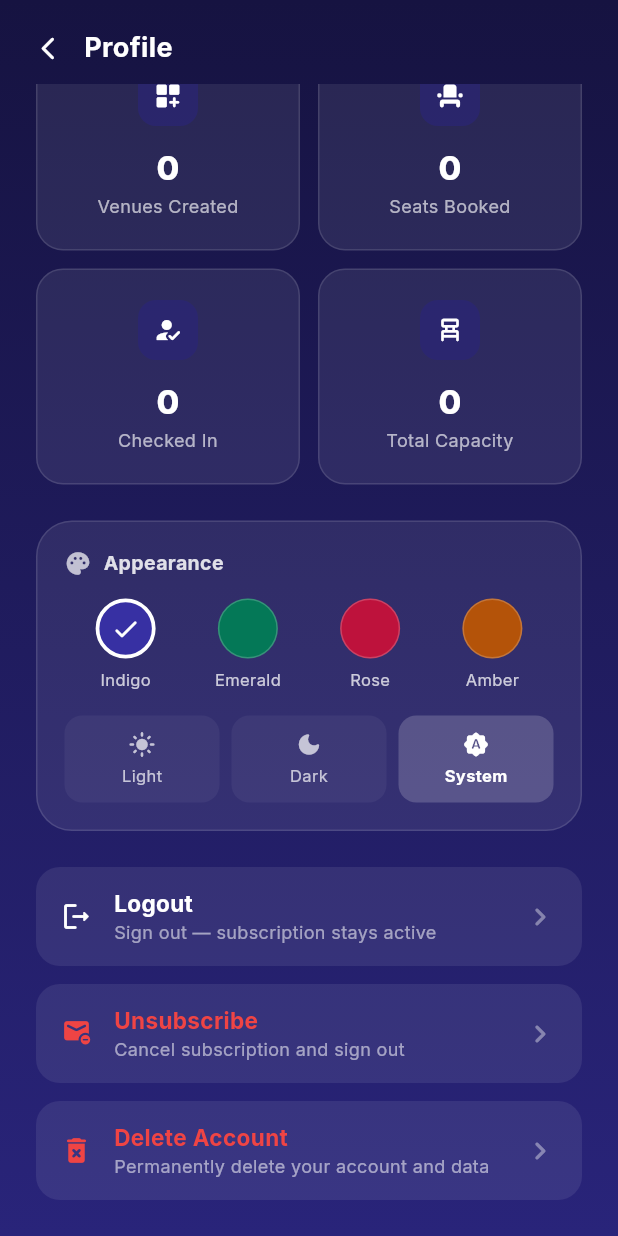
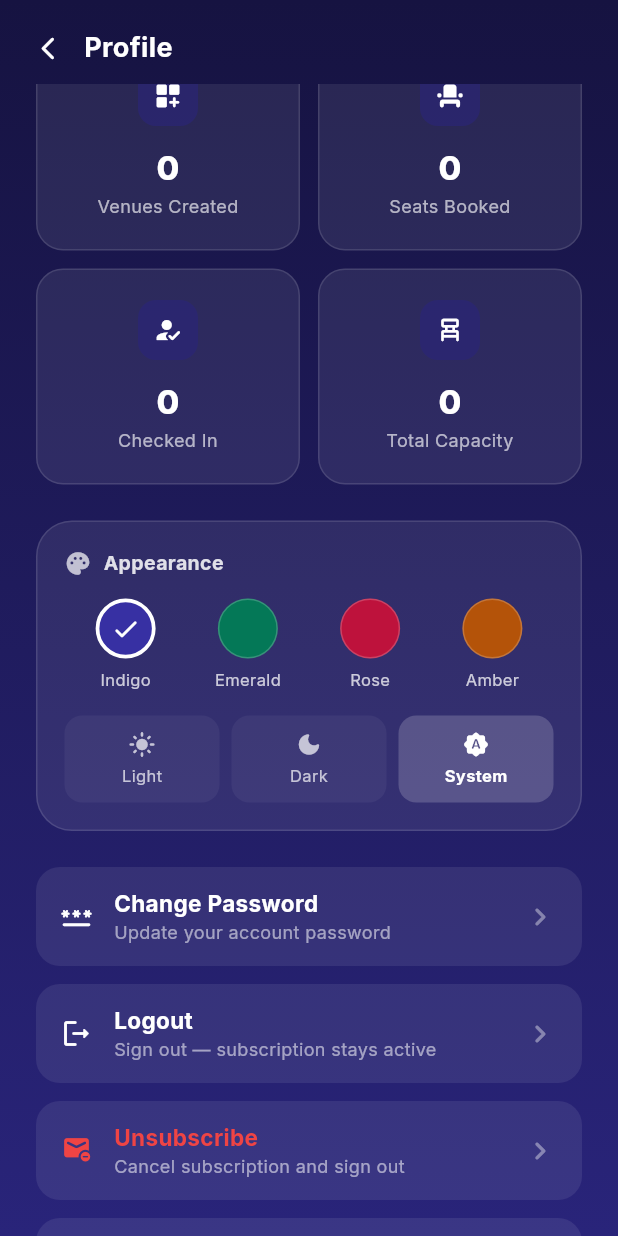
Before and after one commit to TheObsidianEye-ARIF-FOYSAL/Venue-Lock-v1, a Flutter app: the ProfileScreen screen opened by its route, scrolled down 276 dp, on a phone screen of 412 x 824 dp. Run offline on Flutter 3.47's test engine with Material 3 defaults, Android fonts, the light colour scheme and no system bars; drawn by our look-alikes of flutter_animate; our stand-ins replace go_router, google_fonts, qr_flutter, shared_preferences; accounts and stored records are empty.

Commit message:
forget pass + change pass 7

```diff
--- a/app/lib/features/admin/profile/profile_screen.dart
+++ b/app/lib/features/admin/profile/profile_screen.dart
@@ -315,6 +315,13 @@ class ProfileScreen extends StatelessWidget {
                               .animate()
                               .fadeIn(delay: 380.ms),
                           const SizedBox(height: 24),
+                          _ActionTile(
+                            icon: Icons.password_rounded,
+                            label: 'Change Password',
+                            subtitle: 'Update your account password',
+                            onTap: () => _handleChangePassword(context),
+                          ).animate().fadeIn(delay: 390.ms),
+                          const SizedBox(height: 12),
                           _ActionTile(
                             icon: Icons.logout_rounded,
                             label: 'Logout',
```
